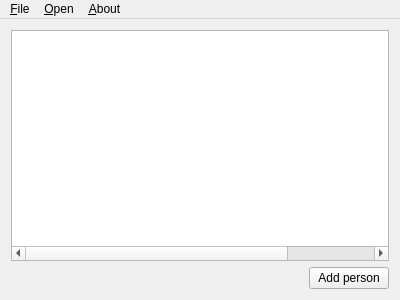
Old version of the form mainwindow.ui in the repository Spark-NF/face-detector.
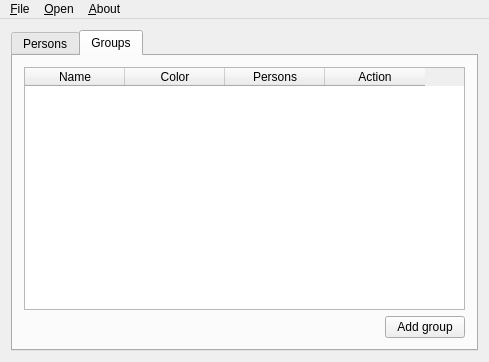
New version of the form. The open tabs and pages were chosen to show the change. Icons and pictures are not drawn.

Commit message: Add basic group feature allowing to customize characters' color.

What changed in the file:
```diff
--- a/mainwindow.ui
+++ b/mainwindow.ui
@@ -6,8 +6,8 @@
    <rect>
     <x>0</x>
     <y>0</y>
-    <width>400</width>
-    <height>300</height>
+    <width>489</width>
+    <height>362</height>
    </rect>
   </property>
   <property name="windowTitle">
@@ -20,10 +20,17 @@
   <widget class="QWidget" name="centralWidget">
    <layout class="QVBoxLayout" name="verticalLayout">
     <item>
+     <widget class="QTabWidget" name="tabWidget">
+      <property name="currentIndex">
+       <number>0</number>
+      </property>
+      <widget class="QWidget" name="tabPersons">
+       <attribute name="title">
+        <string>Persons</string>
+       </attribute>
+       <layout class="QVBoxLayout" name="verticalLayout_2">
+        <item>
      <widget class="QTableWidget" name="tablePersons">
-      <attribute name="horizontalHeaderVisible">
-       <bool>false</bool>
-      </attribute>
       <attribute name="verticalHeaderVisible">
        <bool>false</bool>
       </attribute>
@@ -40,6 +47,11 @@
         <string>Name</string>
        </property>
       </column>
+          <column>
+           <property name="text">
+            <string>Group</string>
+           </property>
+          </column>
       <column>
        <property name="text">
         <string>Pictures</string>
@@ -53,7 +65,7 @@
      </widget>
     </item>
     <item>
-     <layout class="QHBoxLayout" name="horizontalLayout">
+         <layout class="QHBoxLayout" name="layoutButtonsPersons">
       <item>
        <spacer name="horizontalSpacer">
         <property name="orientation">
@@ -78,12 +90,71 @@
     </item>
    </layout>
   </widget>
+      <widget class="QWidget" name="tabGroups">
+       <attribute name="title">
+        <string>Groups</string>
+       </attribute>
+       <layout class="QVBoxLayout" name="verticalLayout_3">
+        <item>
+         <widget class="QTableWidget" name="tableGroups">
+          <column>
+           <property name="text">
+            <string>Name</string>
+           </property>
+          </column>
+          <column>
+           <property name="text">
+            <string>Color</string>
+           </property>
+          </column>
+          <column>
+           <property name="text">
+            <string>Persons</string>
+           </property>
+          </column>
+          <column>
+           <property name="text">
+            <string>Action</string>
+           </property>
+          </column>
+         </widget>
+        </item>
+        <item>
+         <layout class="QHBoxLayout" name="layoutButtonsGroups">
+          <item>
+           <spacer name="spacerGroups">
+            <property name="orientation">
+             <enum>Qt::Horizontal</enum>
+            </property>
+            <property name="sizeHint" stdset="0">
+             <size>
+              <width>40</width>
+              <height>20</height>
+             </size>
+            </property>
+           </spacer>
+          </item>
+          <item>
+           <widget class="QPushButton" name="buttonAddGroup">
+            <property name="text">
+             <string>Add group</string>
+            </property>
+           </widget>
+          </item>
+         </layout>
+        </item>
+       </layout>
+      </widget>
+     </widget>
+    </item>
+   </layout>
+  </widget>
   <widget class="QMenuBar" name="menuBar">
    <property name="geometry">
     <rect>
      <x>0</x>
      <y>0</y>
-     <width>400</width>
+     <width>489</width>
      <height>21</height>
     </rect>
    </property>
```
Left out of the diff: 6 changed lines with no effect on the pictures. Lines whose indentation alone changed are shown as unchanged. The commit also changes 10 other files.
